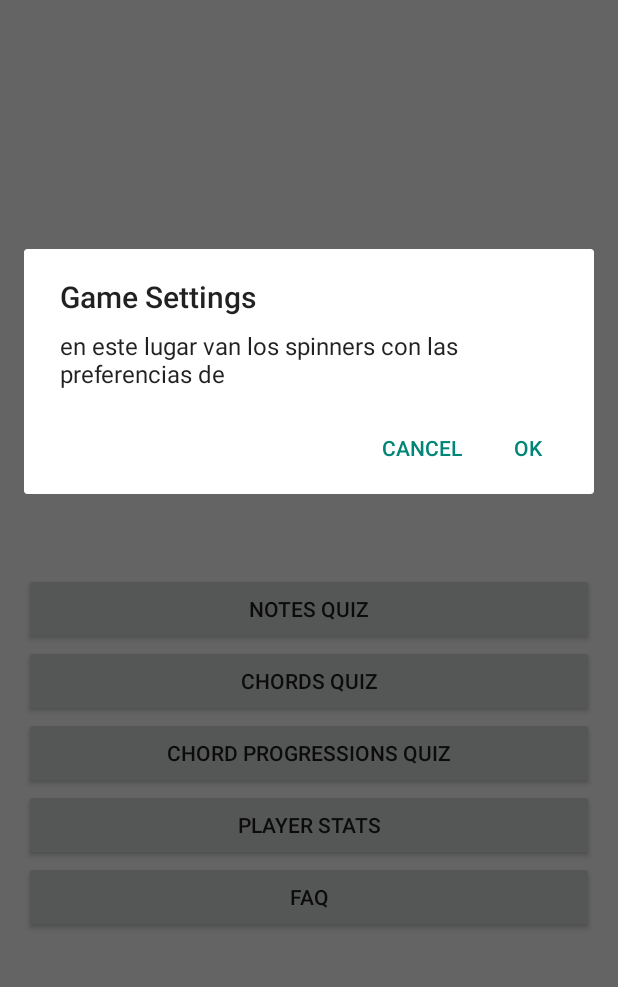
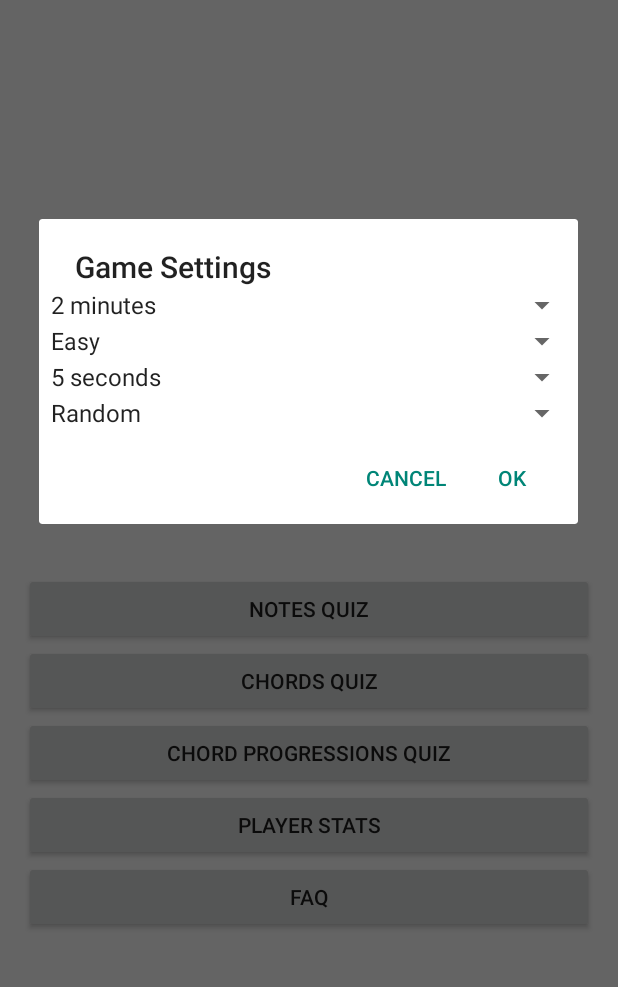
Before and after one commit to juanlet/TT, an Android app: the screen it shows after launch (MainActivity), after a tap on "Settings", on a phone screen of 412 x 824 dp, the part 246-1233 px from its top. Run offline under Robolectric (Android 15) with nearby library versions, the phone set to English and light mode, and no system bars; libraries missing offline, so code that uses them is left out: android.support.v7.

Commit message:
Actualizado que cuando selecciono modo random no salga el spinner de scale en la configuración

```diff
--- a/app/src/main/java/com/example/juan/traspositiontrainer/MyDialogFragment.java
+++ b/app/src/main/java/com/example/juan/traspositiontrainer/MyDialogFragment.java
@@ -4,6 +4,12 @@ import android.app.Dialog;
 import android.app.DialogFragment;
 import android.content.DialogInterface;
 import android.os.Bundle;
+import android.support.v7.internal.widget.AdapterViewCompat;
+import android.view.LayoutInflater;
+import android.view.View;
+import android.widget.AdapterView;
+import android.widget.LinearLayout;
+import android.widget.Spinner;
 import android.widget.Toast;
 
 /**
@@ -14,45 +20,20 @@ import android.widget.Toast;
    //  b)La tonalidad a elegir(una de las opciones va a ser modo random, que va a ser el modo por default)
    //  c)Nivel de dificultad(Facil:solo escala mayor, Normal: Escala Mayor y menor natural,
    //  Dificil: Escala Mayor, Escala Menor natural, Escala Menor Arm�nica, Escala Menor Mel�dica)
-public class MyDialogFragment extends DialogFragment{
-/*
-poner spinner con las opciones, rescatar sus valores y guardarlos en el shared preferences para recuperarlos desde otros lados de la aplicaci�n, es como las variables de sesi�n en PHP
+public class MyDialogFragment  extends DialogFragment {
 
-Para guardar los valores
-
-RadioGroup g = (RadioGroup) findViewById(R.id.prefgroup);
-
-int selected = g.getCheckedRadioButtonId();
-
-RadioButton b = (RadioButton) findViewById(selected);
-
-String selectedValue = (String) b.getText();
-
-SharedPreferences myPrefs = this.getSharedPreferences("myPrefs", MODE_WORLD_READABLE);
-
-SharedPreferences.Editor prefsEditor = myPrefs.edit();
-
-prefsEditor.putString("bgcolor", selectedValue);
-
-prefsEditor.commit();
-
-
---------------
-
-SharedPreferences myPrefs2 = this.getSharedPreferences("myPrefs", MODE_WORLD_READABLE);
-
-String prefName = myPrefs2.getString("bgcolor", "Blue");
-
-
-Para recuperarlo desde otro lado
-
-
-
-
- */
 
     @Override
     public Dialog onCreateDialog(Bundle savedInstanceState) {
+
+        LayoutInflater inflater = LayoutInflater.from(getActivity());
+        LinearLayout layout = (LinearLayout) inflater.inflate(R.layout.settings_layout, null);
+
+        Spinner game_time_spinner=(Spinner)layout.findViewById(R.id.game_time_spinner);
+        Spinner game_difficulty_spinner=(Spinner)layout.findViewById(R.id.game_difficulty_spinner);
+        Spinner answer_time_spinner=(Spinner)layout.findViewById(R.id.answer_time_spinner);
+        Spinner key_spinner=(Spinner)layout.findViewById(R.id.key_spinner);
+        final Spinner scale_spinner=(Spinner)layout.findViewById(R.id.scale_spinner);
 
         // Se crea el popUp
         // getActivity() returna a que pantalla esta asociada este popup(tambi�n llamado fragment)
@@ -62,7 +43,31 @@ Para recuperarlo desde otro lado
         theDialog.setTitle("Game Settings");
 
         // Contenido del popup
-        theDialog.setMessage("en este lugar van los spinners con las preferencias de");
+        //theDialog.setMessage("en este lugar van los spinners con las preferencias de");
+
+        theDialog.setView(layout);
+
+        key_spinner.setOnItemSelectedListener(new AdapterView.OnItemSelectedListener(){
+
+
+                @Override
+                public void onItemSelected(AdapterView<?> parent, View view, int position, long id) {
+
+                    if (position == 0){
+                        scale_spinner.setVisibility(View.GONE);
+                    } else {
+                        scale_spinner.setVisibility(View.VISIBLE);
+                    }
+
+                }
+
+                @Override
+                public void onNothingSelected(AdapterView<?> parent) {
+
+
+                }
+        });
+
 
         // Bot�n ok
         theDialog.setPositiveButton("OK", new DialogInterface.OnClickListener() {
@@ -78,7 +83,7 @@ Para recuperarlo desde otro lado
         theDialog.setNegativeButton("CANCEL", new DialogInterface.OnClickListener() {
             @Override
             public void onClick(DialogInterface dialogInterface, int i) {
-             //que hacer si el usuario toca cancel, no guardo nada, las preferencias quedan como estaban
+                //que hacer si el usuario toca cancel, no guardo nada, las preferencias quedan como estaban
                 Toast.makeText(getActivity(), "Clicked Cancel", Toast.LENGTH_SHORT).show();
 
             }
@@ -88,4 +93,5 @@ Para recuperarlo desde otro lado
         return theDialog.create();
 
     }
-}
+
+ }
```
